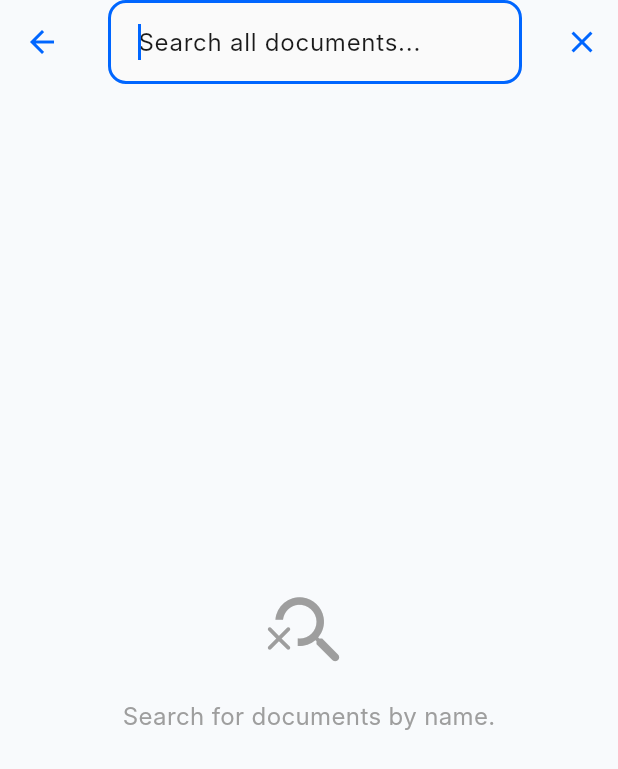
After one commit to an1n-dya/DocNest, a Flutter app: the screen it shows after launch, after a tap on the "search" icon, on a phone screen of 412 x 824 dp. The commit adds this screen. Shown: the top 769 px of the screen. Run offline on Flutter 3.47's test engine with Material 3 defaults, Android fonts, the phone set to English and light mode, and no system bars; our stand-ins replace file_picker, hive, hive_flutter, open_filex; missing offline and left inert: pdfx; accounts and stored records are empty; Roboto replaces fonts that are missing (Inter).

Commit message:
Added search system

```diff
--- a/lib/providers/app_data_provider.dart
+++ b/lib/providers/app_data_provider.dart
@@ -165,4 +165,22 @@ class AppDataProvider extends ChangeNotifier {
     folder.save();
     notifyListeners();
   }
+
+  // Search Operations
+  List<Document> searchDocuments(String query) {
+    if (query.isEmpty) return [];
+    final lowerCaseQuery = query.toLowerCase();
+    return _documents.values
+        .where((doc) => doc.name.toLowerCase().contains(lowerCaseQuery))
+        .toList();
+  }
+
+  Folder? findFolderForDocument(String documentId) {
+    for (var folder in _folders) {
+      if (folder.documentIds.contains(documentId)) {
+        return folder;
+      }
+    }
+    return null;
+  }
 }
--- a/lib/screens/folder_screen.dart
+++ b/lib/screens/folder_screen.dart
@@ -97,7 +97,8 @@ class _FolderScreenState extends State<FolderScreen> {
           ),
         ],
       ),
-      body: Consumer<AppDataProvider>(
+      body: SafeArea(
+        child: Consumer<AppDataProvider>(
           builder: (context, provider, child) {
             final docsInFolder = widget.folder.documentIds
                 .map((id) => provider.documents[id])
@@ -150,6 +151,7 @@ class _FolderScreenState extends State<FolderScreen> {
             );
           },
         ),
+      ),
       floatingActionButton: FloatingActionButton(
         child: const Icon(Icons.note_add_outlined),
         onPressed: () => provider.importDocument(widget.folder.id),
--- a/lib/screens/home_screen.dart
+++ b/lib/screens/home_screen.dart
@@ -7,6 +7,7 @@ import 'package:docnest/screens/folder_screen.dart';
 import 'package:docnest/widgets/add_folder_dialog.dart';
 import 'package:docnest/widgets/folder_card.dart';
 import 'package:docnest/widgets/rename_dialog.dart';
+import 'package:docnest/screens/search_screen.dart';
 import 'package:docnest/utils/theme.dart';
 
 class HomeScreen extends StatefulWidget {
@@ -417,11 +418,26 @@ class _HomeScreenState extends State<HomeScreen> with TickerProviderStateMixin {
                                 ),
                               ],
                             ),
-                            Container(
-                              padding: const EdgeInsets.all(12),
-                              decoration: BoxDecoration(
-                                color: Colors.grey.shade100,
-                                borderRadius: BorderRadius.circular(16),
+                            IconButton(
+                              onPressed: () => Navigator.push(
+                                context,
+                                PageRouteBuilder(
+                                  pageBuilder: (context, animation, secondaryAnimation) => const SearchScreen(),
+                                  transitionsBuilder: (context, animation, secondaryAnimation, child) {
+                                    return FadeTransition(opacity: animation, child: child);
+                                  },
+                                  transitionDuration: AppTheme.fastAnimation,
+                                ),
+                              ),
+                              icon: const Icon(Icons.search_rounded),
+                              iconSize: 28,
+                              color: Colors.grey.shade700,
+                              style: IconButton.styleFrom(
+                                backgroundColor: Colors.grey.shade100,
+                                shape: RoundedRectangleBorder(
+                                  borderRadius: BorderRadius.circular(16),
+                                ),
+                                padding: const EdgeInsets.all(12),
                               ),
                             ),
                           ],
--- /dev/null
+++ b/lib/screens/search_screen.dart
@@ -0,0 +1,84 @@
+import 'package:flutter/material.dart';
+import 'package:provider/provider.dart';
+import 'package:open_filex/open_filex.dart';
+
+import 'package:docnest/providers/app_data_provider.dart';
+import 'package:docnest/widgets/search_result_item.dart';
+import 'package:docnest/models/document_model.dart';
+
+class SearchScreen extends StatefulWidget {
+  const SearchScreen({super.key});
+
+  @override
+  State<SearchScreen> createState() => _SearchScreenState();
+}
+
+class _SearchScreenState extends State<SearchScreen> {
+  final _searchController = TextEditingController();
+  List<Document> _searchResults = [];
+
+  void _performSearch(String query) {
+    final provider = Provider.of<AppDataProvider>(context, listen: false);
+    setState(() {
+      _searchResults = provider.searchDocuments(query);
+    });
+  }
+
+  @override
+  Widget build(BuildContext context) {
+    final provider = Provider.of<AppDataProvider>(context, listen: false);
+
+    return Scaffold(
+      appBar: AppBar(
+        title: TextField(
+          controller: _searchController,
+          autofocus: true,
+          decoration: const InputDecoration(
+            hintText: 'Search all documents...',
+            border: InputBorder.none,
+          ),
+          onChanged: _performSearch,
+        ),
+        actions: [
+          IconButton(
+            icon: const Icon(Icons.clear),
+            onPressed: () {
+              _searchController.clear();
+              _performSearch('');
+            },
+          )
+        ],
+      ),
+      body: SafeArea(
+        child: _searchResults.isEmpty
+            ? Center(
+                child: Column(
+                  mainAxisAlignment: MainAxisAlignment.center,
+                  children: [
+                    const Icon(Icons.search_off_rounded, size: 60, color: Colors.grey),
+                    const SizedBox(height: 16),
+                    Text(
+                      _searchController.text.isEmpty
+                          ? 'Search for documents by name.'
+                          : 'No results found.',
+                      style: const TextStyle(fontSize: 16, color: Colors.grey),
+                    ),
+                  ],
+                ),
+              )
+            : ListView.builder(
+                itemCount: _searchResults.length,
+                itemBuilder: (context, index) {
+                  final doc = _searchResults[index];
+                  final folder = provider.findFolderForDocument(doc.id);
+                  return SearchResultItem(
+                    document: doc,
+                    folder: folder,
+                    onTap: () => OpenFilex.open(doc.path),
+                  );
+                },
+              ),
+      ),
+    );
+  }
+}
```
Also changed, not shown: lib/widgets/search_result_item.dart (added, +65 -0 lines). Lines whose indentation alone changed are shown as unchanged.
